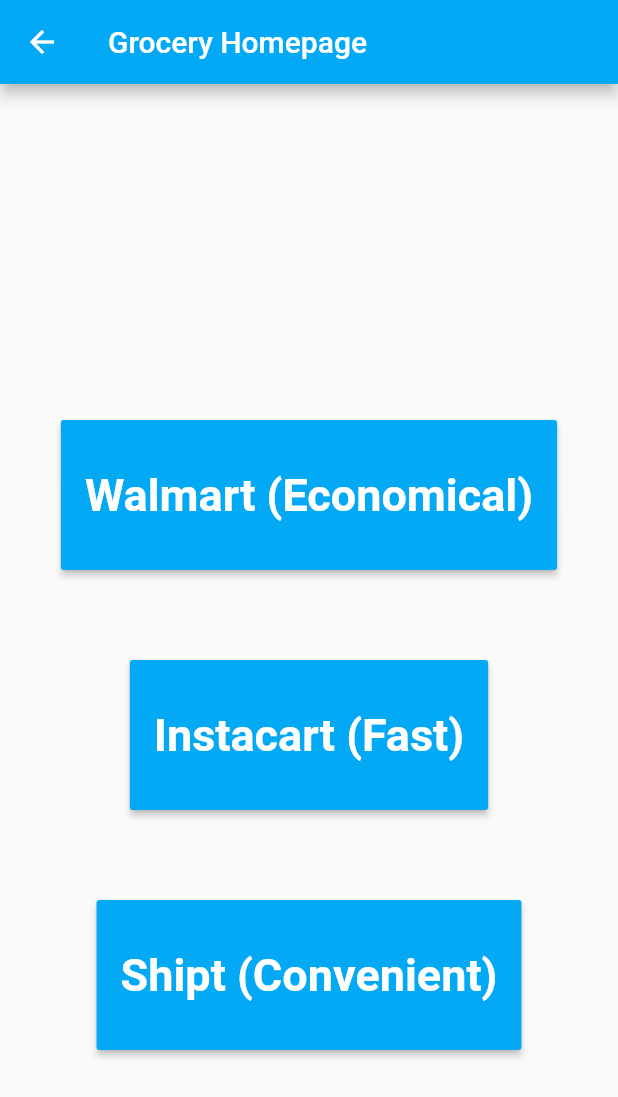
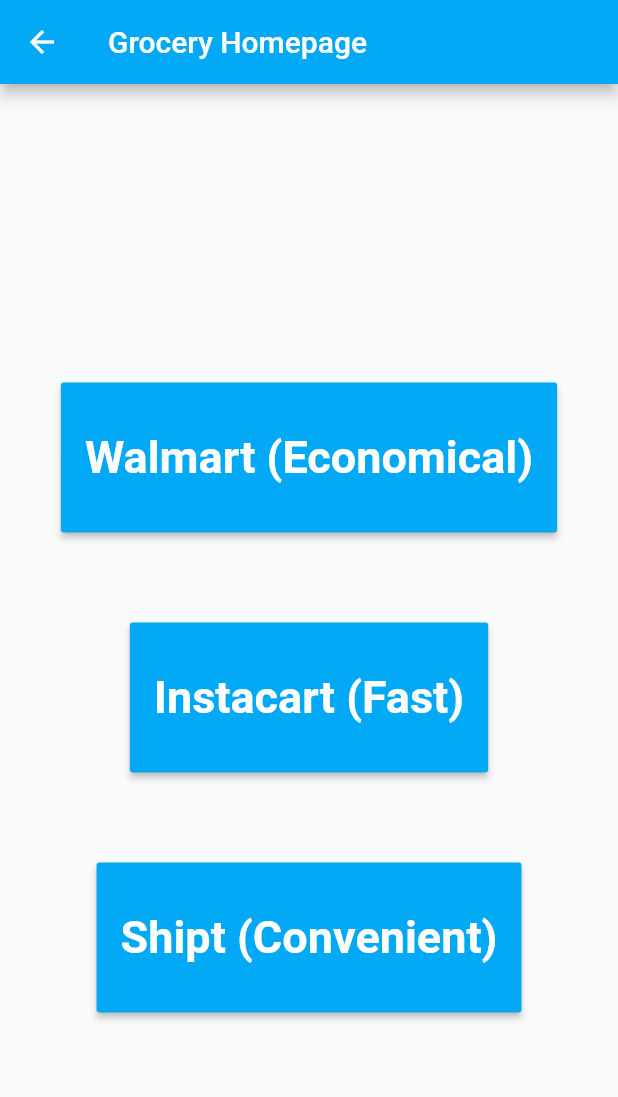
Before and after one commit to aeshon/Hygenie-Silicon-Valley-Hacks-Submission-, a Flutter app: the ScheduleGroceriesPage screen opened directly, on a phone screen of 412 x 824 dp. Shown: the top 1097 px of the screen. Run offline on Flutter 3.47's test engine with Material 2 defaults, Android fonts, the phone set to English and light mode, and no system bars; our stand-ins replace flutter_local_notifications, geolocator, google_maps_flutter, location, shared_preferences; accounts and stored records are empty.

Commit message:
finished UI

```diff
--- a/lib/ScheduleGroceriesPage.dart
+++ b/lib/ScheduleGroceriesPage.dart
@@ -19,7 +19,7 @@ class ScheduleGroceriesPage extends StatelessWidget{
           mainAxisSize: MainAxisSize.max,
           mainAxisAlignment: MainAxisAlignment.center,
           children: <Widget>[
-            new SizedBox(height: 100),
+            new SizedBox(height: 50),
             new ButtonTheme(
                 minWidth: 200.0,
                 height: 100.0,
--- a/lib/covidessentials.dart
+++ b/lib/covidessentials.dart
@@ -36,7 +36,7 @@ class FindPPE extends StatelessWidget {
                 child: Text(
                     'Make your own mask! \n'
                     'Click to learn more!',
-                    textAlign: TextAlign.center),
+                    textAlign: TextAlign.center, style: new TextStyle(color: Colors.white, fontSize: 20, fontWeight: FontWeight.bold)),
                 onPressed: () {
                   launchURL(
                       "https://www.cdc.gov/coronavirus/2019-ncov/prevent-getting-sick/cloth-face-cover.html");
@@ -56,7 +56,7 @@ class FindPPE extends StatelessWidget {
               height: 75,
               child: RaisedButton(
                 color: Colors.lightBlue,
-                child: Text('Find some on Amazon!'),
+                child: Text('Find some on Amazon!', style: new TextStyle(color: Colors.white, fontSize: 20, fontWeight: FontWeight.bold)),
                 onPressed: () {
                   launchURL(
                       "https://www.amazon.com/s?k=gloves+health&rh=n%3A3753541&ref=nb_sb_noss");
@@ -76,7 +76,7 @@ class FindPPE extends StatelessWidget {
                 color: Colors.lightBlue,
                 child: Text(
                     'Make your own hand sanitizer! \n Click to learn more!',
-                    textAlign: TextAlign.center),
+                    textAlign: TextAlign.center, style: new TextStyle(color: Colors.white, fontSize: 20, fontWeight: FontWeight.bold)),
                 onPressed: () {
                   launchURL(
                       "https://www.healthline.com/health/how-to-make-hand-sanitizer");
```
